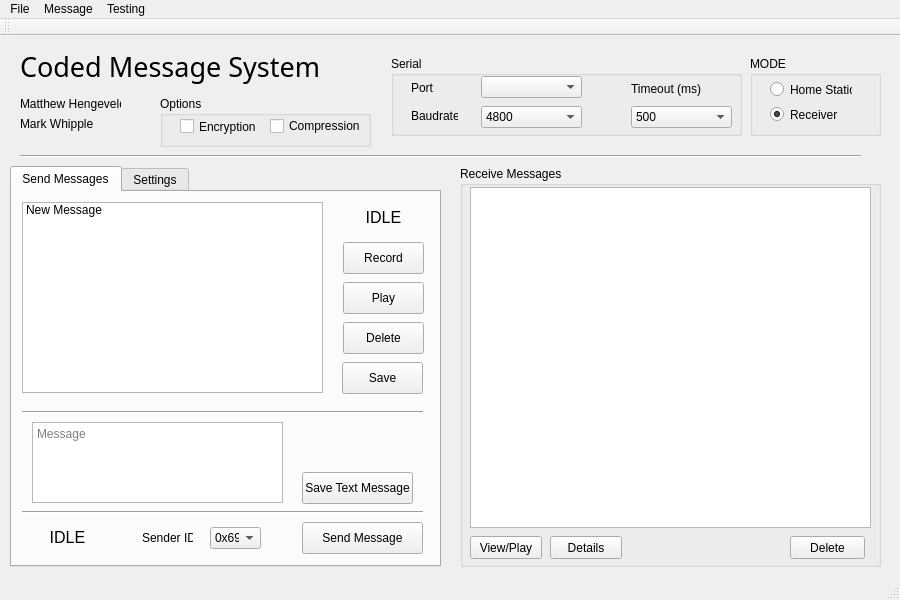
Old version of the form CMS2/mainwindow.ui in the repository Hengy/CMS.
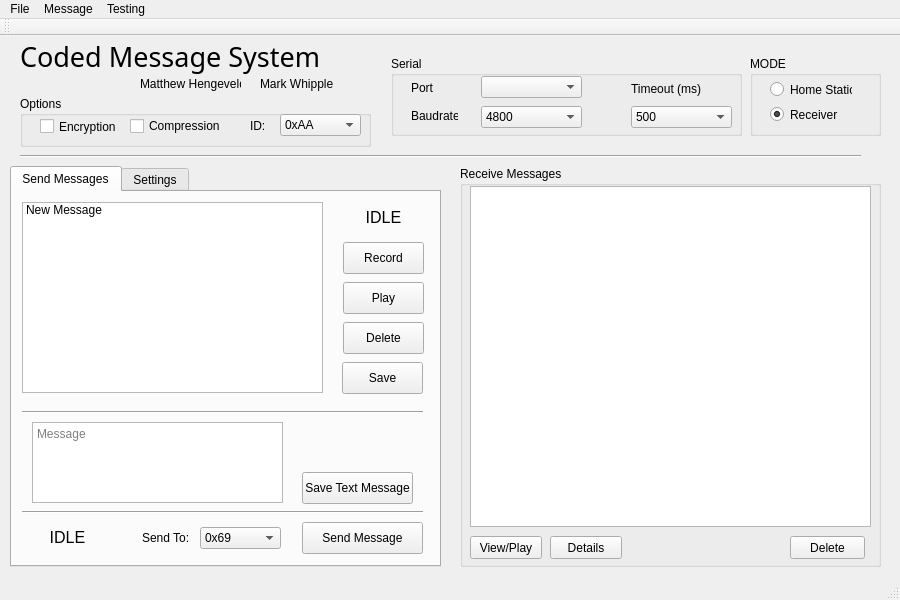
New version of the form.

The edit to the form file:
```diff
--- a/CMS2/mainwindow.ui
+++ b/CMS2/mainwindow.ui
@@ -74,11 +74,11 @@
       <string>View/Play</string>
      </property>
     </widget>
-    <widget class="QColumnView" name="recMsgList">
+    <widget class="QListView" name="recMsgList">
      <property name="geometry">
       <rect>
        <x>10</x>
-       <y>21</y>
+       <y>20</y>
        <width>401</width>
        <height>341</height>
       </rect>
@@ -102,8 +102,8 @@
     <property name="geometry">
      <rect>
       <x>20</x>
-      <y>10</y>
-      <width>431</width>
+      <y>0</y>
+      <width>361</width>
       <height>41</height>
      </rect>
     </property>
@@ -123,8 +123,8 @@
    <widget class="QLabel" name="label_2">
     <property name="geometry">
      <rect>
-      <x>20</x>
-      <y>60</y>
+      <x>140</x>
+      <y>40</y>
       <width>101</width>
       <height>16</height>
      </rect>
@@ -136,8 +136,8 @@
    <widget class="QLabel" name="label_3">
     <property name="geometry">
      <rect>
-      <x>20</x>
-      <y>80</y>
+      <x>260</x>
+      <y>40</y>
       <width>101</width>
       <height>16</height>
      </rect>
@@ -387,9 +387,9 @@
      <widget class="QComboBox" name="sIDBox">
       <property name="geometry">
        <rect>
-        <x>198</x>
+        <x>188</x>
         <y>335</y>
-        <width>51</width>
+        <width>81</width>
         <height>22</height>
        </rect>
       </property>
@@ -414,7 +414,7 @@
        </rect>
       </property>
       <property name="text">
-       <string>Sender ID:</string>
+       <string>Send To:</string>
       </property>
      </widget>
     </widget>
@@ -772,9 +772,9 @@
    <widget class="QGroupBox" name="groupBox_2">
     <property name="geometry">
      <rect>
-      <x>160</x>
+      <x>20</x>
       <y>60</y>
-      <width>211</width>
+      <width>351</width>
       <height>51</height>
      </rect>
     </property>
@@ -807,6 +807,39 @@
       <string>Compression</string>
      </property>
     </widget>
+    <widget class="QComboBox" name="IDBox">
+     <property name="geometry">
+      <rect>
+       <x>260</x>
+       <y>18</y>
+       <width>81</width>
+       <height>22</height>
+      </rect>
+     </property>
+     <item>
+      <property name="text">
+       <string>0xAA</string>
+      </property>
+     </item>
+     <item>
+      <property name="text">
+       <string>0x25</string>
+      </property>
+     </item>
+    </widget>
+    <widget class="QLabel" name="label_13">
+     <property name="geometry">
+      <rect>
+       <x>230</x>
+       <y>20</y>
+       <width>31</width>
+       <height>20</height>
+      </rect>
+     </property>
+     <property name="text">
+      <string>ID:</string>
+     </property>
+    </widget>
    </widget>
   </widget>
   <widget class="QMenuBar" name="menuBar">
```
Left out of the diff: 5 changed lines with no effect on the pictures.
